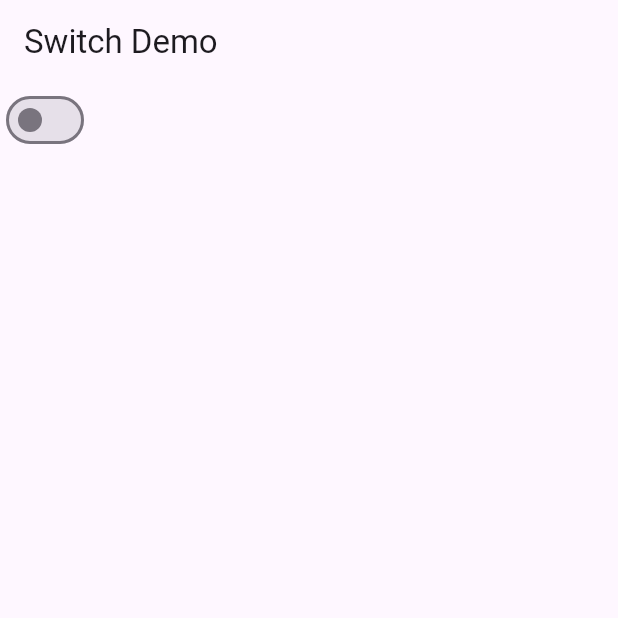
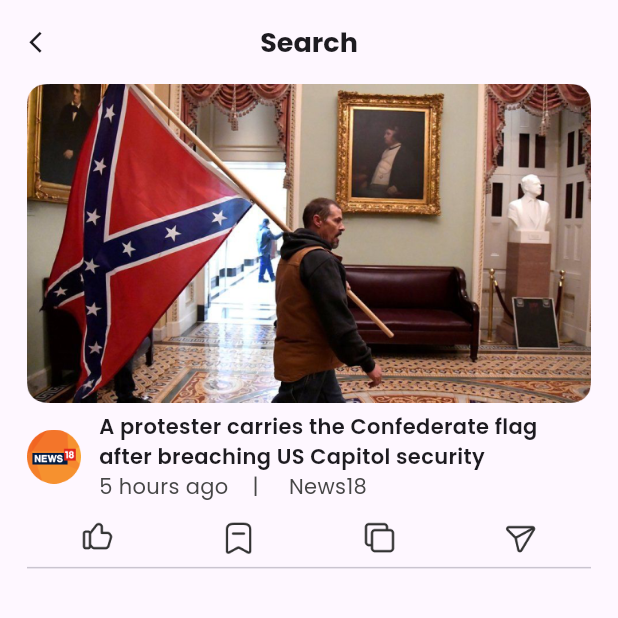
Before and after one commit to MuhammadAliKust/Aqsa_Noor_Project, a Flutter app: the screen it shows after launch, on a phone screen of 412 x 824 dp, the top half of it. Run offline on Flutter 3.47's test engine with Material 3 defaults, Android fonts, the phone set to English and light mode, and no system bars; our stand-ins replace google_fonts, google_maps_flutter, smooth_page_indicator, string_validator.

Commit message:
Demo Screen Done

```diff
--- a/lib/main.dart
+++ b/lib/main.dart
@@ -10,6 +10,7 @@ import 'package:aqsa_noor_project/multiple_selection_view.dart';
 import 'package:aqsa_noor_project/page_view.dart';
 import 'package:aqsa_noor_project/provider/name.dart';
 import 'package:aqsa_noor_project/screen_a.dart';
+import 'package:aqsa_noor_project/search_view.dart';
 import 'package:aqsa_noor_project/single_selection_view.dart';
 import 'package:aqsa_noor_project/switch.dart';
 import 'package:aqsa_noor_project/tabbar.dart';
@@ -30,6 +31,6 @@ class MyApp extends StatelessWidget {
 
   @override
   Widget build(BuildContext context) {
-    return MaterialApp(home: SwitchDemo());
+    return MaterialApp(home: SearchView());
   }
 }
--- /dev/null
+++ b/lib/search_view.dart
@@ -0,0 +1,85 @@
+import 'package:flutter/material.dart';
+import 'package:google_fonts/google_fonts.dart';
+
+class SearchView extends StatelessWidget {
+  const SearchView({super.key});
+
+  @override
+  Widget build(BuildContext context) {
+    return Scaffold(
+      appBar: AppBar(
+        title: Text(
+          "Search",
+          style: GoogleFonts.poppins(fontSize: 18, fontWeight: FontWeight.w700),
+        ),
+        centerTitle: true,
+        leading: Icon(
+          Icons.arrow_back_ios,
+          size: 17,
+        ),
+      ),
+      body: Padding(
+        padding: const EdgeInsets.symmetric(horizontal: 18.0),
+        child: Column(
+          children: [
+            Image.asset('assets/images/2.png'),
+            SizedBox(
+              height: 6,
+            ),
+            Row(
+              children: [
+                Image.asset(
+                  'assets/images/3.png',
+                  height: 36,
+                  width: 36,
+                ),
+                SizedBox(
+                  width: 12,
+                ),
+                Expanded(
+                  child: Column(
+                    crossAxisAlignment: CrossAxisAlignment.start,
+                    children: [
+                      Text(
+                        "A protester carries the Confederate flag after breaching US Capitol security",
+                        style: GoogleFonts.poppins(
+                            fontSize: 14, fontWeight: FontWeight.w600),
+                      ),
+                      Text(
+                        "5 hours ago    |     News18",
+                        style: GoogleFonts.poppins(color: Color(0xff464646)),
+                      )
+                    ],
+                  ),
+                ),
+              ],
+            ),
+            SizedBox(
+              height: 12,
+            ),
+            Row(
+              mainAxisAlignment: MainAxisAlignment.spaceAround,
+              children: [
+                Image.asset(
+                  'assets/images/like.png',
+                  height: 24,
+                  width: 24,
+                ),
+                Image.asset('assets/images/bookmark.png',
+                  height: 24,
+                  width: 24,),
+                Image.asset('assets/images/copy.png',
+                  height: 24,
+                  width: 24,),
+                Image.asset('assets/images/send.png',
+                  height: 24,
+                  width: 24,),
+              ],
+            ),
+            Divider()
+          ],
+        ),
+      ),
+    );
+  }
+}
--- a/pubspec.yaml
+++ b/pubspec.yaml
@@ -39,6 +39,7 @@ dependencies:
   string_validator: ^1.1.0
   provider: ^6.1.2
   google_maps_flutter: ^2.9.0
+  google_fonts: ^6.2.1
 
 dev_dependencies:
   flutter_test:
```
Also changed, not shown: assets/images/2.png (added), assets/images/3.png (added), assets/images/bookmark.png (added), assets/images/copy.png (added), assets/images/like.png (added), assets/images/send.png (added), pubspec.lock.
